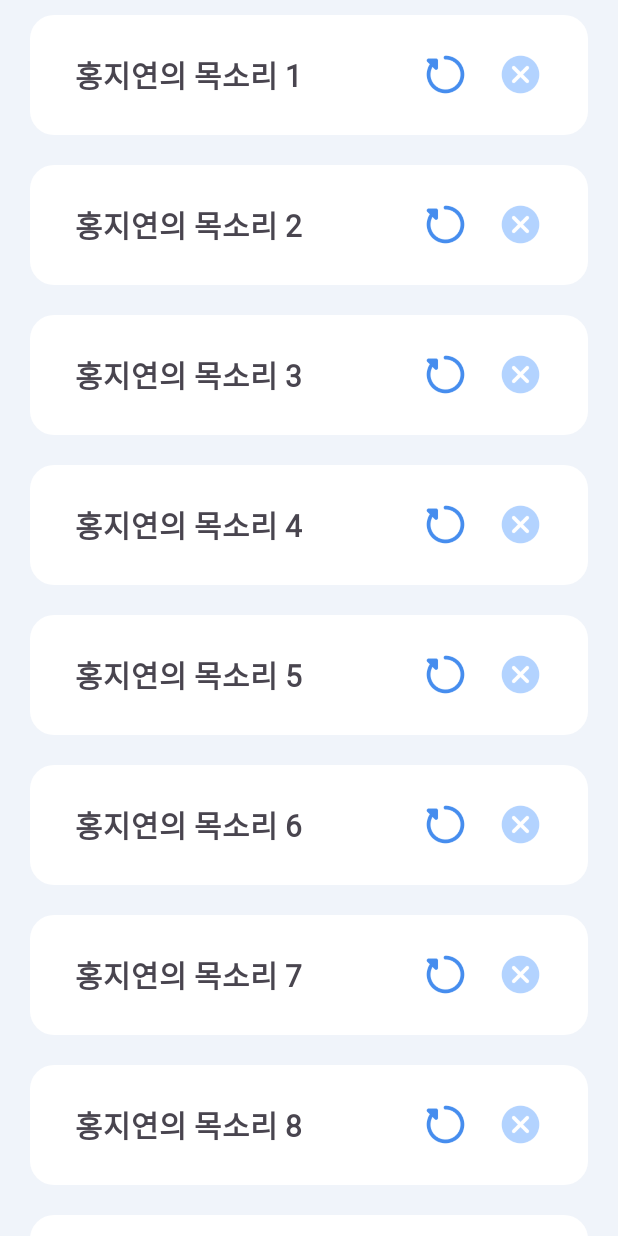
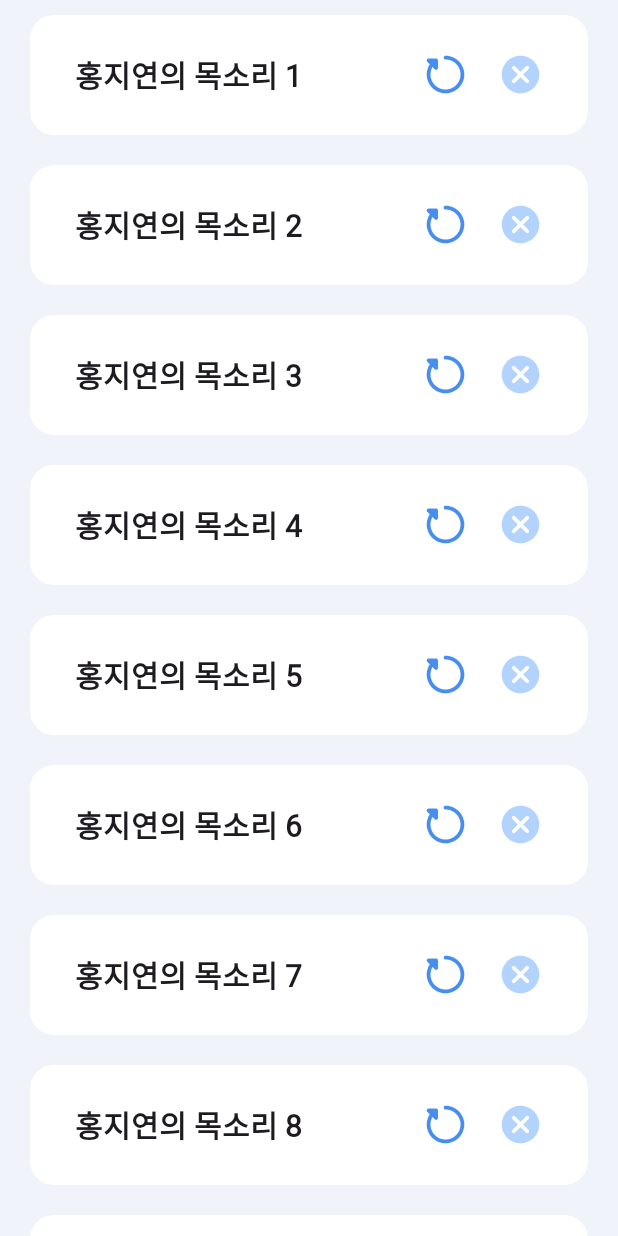
Before and after one commit to voice-scout-AI/voicescout-android, an Android app: the StorageActivity screen opened directly, with no data from a screen before it, on a phone screen of 412 x 824 dp. Run offline under Robolectric (Android 15) with nearby library versions, the phone set to English and light mode, and no system bars.

Commit message:
:lipstick: 글자 style 변경

```diff
--- a/app/src/main/res/layout/item_storage.xml
+++ b/app/src/main/res/layout/item_storage.xml
@@ -12,8 +12,10 @@
 
     <TextView
         android:id="@+id/voice_name"
+        style="@style/TextStyle.ExtraBold"
         android:layout_width="wrap_content"
         android:layout_height="wrap_content"
+        android:text="OOO의 목소리 1"
         android:textSize="20sp"
         android:textStyle="bold" />
 
```
